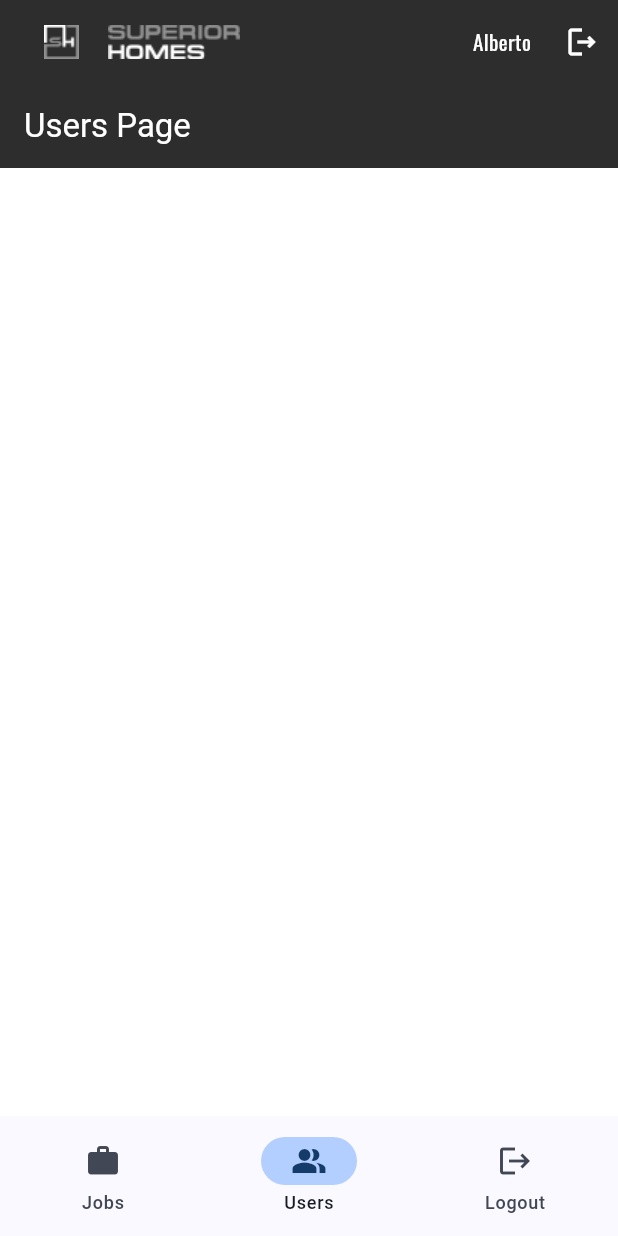
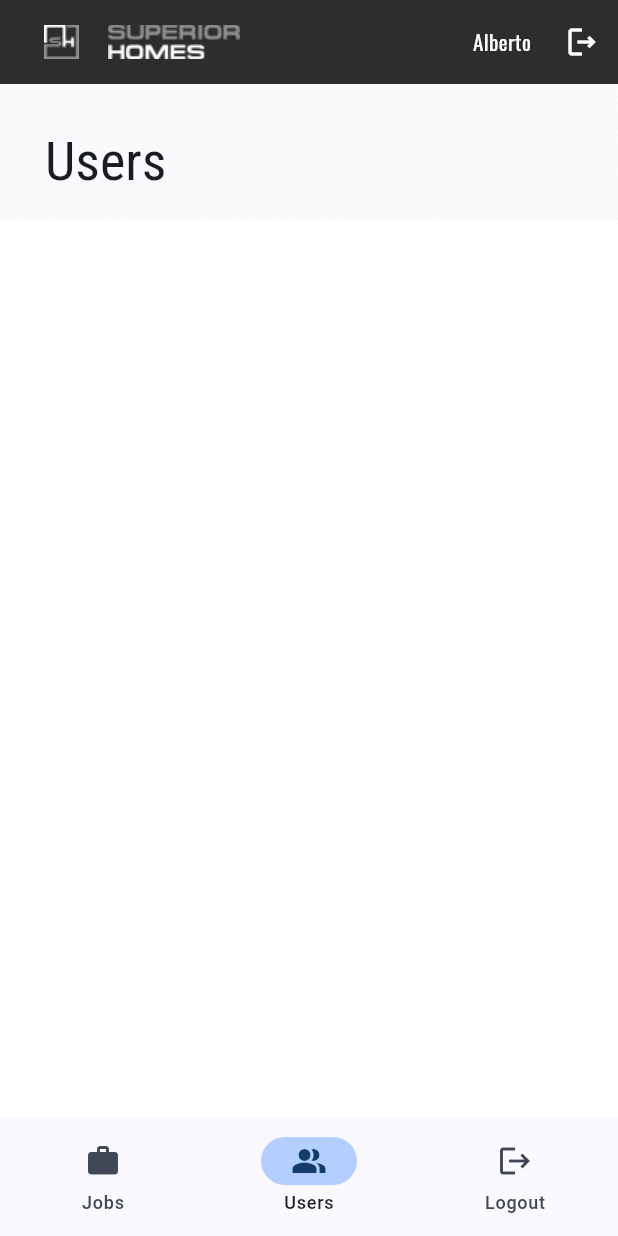
Before and after one commit to innovaciones-co/bflow-client, a Flutter app: the screen it shows after launch, item 2 of the bottom bar chosen, on a phone screen of 412 x 824 dp. Run offline on Flutter 3.47's test engine with Material 3 defaults, Android fonts, the phone set to English and light mode, and no system bars; our stand-ins replace equatable, go_router, google_fonts.

Commit message:
Improve navigation and basic styles

```diff
--- a/lib/src/core/routes/router.dart
+++ b/lib/src/core/routes/router.dart
@@ -2,7 +2,7 @@ import 'package:bflow_client/src/core/routes/routes.dart';
 import 'package:bflow_client/src/features/home/presentation/pages/home_page.dart';
 import 'package:bflow_client/src/features/jobs/presentation/pages/pages.dart';
 import 'package:bflow_client/src/features/login/presentation/pages/pages.dart';
-import 'package:bflow_client/src/features/users/presentation/pages/pages.dart';
+import 'package:bflow_client/src/features/users/presentation/pages/users_page.dart';
 import 'package:flutter/material.dart';
 import 'package:go_router/go_router.dart';
 
--- /dev/null
+++ b/lib/src/core/widgets/page_container_widget.dart
@@ -0,0 +1,44 @@
+import 'package:bflow_client/src/core/extensions/build_context_extensions.dart';
+import 'package:flutter/material.dart';
+
+class PageContainerWidget extends StatelessWidget {
+  const PageContainerWidget({super.key, required this.title, this.child});
+
+  final String title;
+  final Widget? child;
+
+  @override
+  Widget build(BuildContext context) {
+    return SizedBox(
+      width: double.infinity,
+      child: Stack(
+        children: [
+          Image.asset('assets/img/background.png'),
+          Padding(
+            padding: const EdgeInsets.all(30.0),
+            child: Column(
+              mainAxisAlignment: MainAxisAlignment.start,
+              crossAxisAlignment: CrossAxisAlignment.start,
+              children: [
+                Text(
+                  title,
+                  style: context.displaySmall,
+                ),
+                const SizedBox(
+                  height: 30,
+                ),
+                Expanded(
+                  child: SizedBox(
+                    width: double.infinity,
+                    height: double.infinity,
+                    child: child ?? const SizedBox.shrink(),
+                  ),
+                )
+              ],
+            ),
+          ),
+        ],
+      ),
+    );
+  }
+}
--- a/lib/src/features/home/presentation/pages/home_page.dart
+++ b/lib/src/features/home/presentation/pages/home_page.dart
@@ -1,5 +1,4 @@
 import 'package:bflow_client/src/core/extensions/build_context_extensions.dart';
-import 'package:bflow_client/src/core/routes/routes.dart';
 import 'package:flutter/material.dart';
 
 import '../widgets/adaptive_navigation.dart';
@@ -34,15 +33,11 @@ class HomePage extends StatelessWidget {
               .toList(),
           selectedIndex: currentIndex,
           onDestinationSelected: onSelected,
-          child: Column(
-            children: [
-              Expanded(
+          child: Expanded(
             child: _Switcher(
               key: _switcherKey,
               child: child,
             ),
-              ),
-            ],
           ),
         );
       },
@@ -60,11 +55,9 @@ class _Switcher extends StatelessWidget {
 
   @override
   Widget build(BuildContext context) {
-    return context.isDesktop
-        ? child
-        : AnimatedSwitcher(
+    return AnimatedSwitcher(
       key: key,
-            duration: const Duration(milliseconds: 200),
+      duration: const Duration(milliseconds: 300),
       switchInCurve: Curves.easeInOut,
       switchOutCurve: Curves.easeInOut,
       child: child,
--- a/lib/src/features/home/presentation/widgets/adaptive_navigation.dart
+++ b/lib/src/features/home/presentation/widgets/adaptive_navigation.dart
@@ -31,6 +31,8 @@ class _AdaptiveNavigationState extends State<AdaptiveNavigation> {
           return Scaffold(
             appBar: const AppBarWidget(),
             body: Row(
+              mainAxisAlignment: MainAxisAlignment.start,
+              crossAxisAlignment: CrossAxisAlignment.start,
               children: [
                 NavigationRail(
                   extended: isExtended,
@@ -50,8 +52,12 @@ class _AdaptiveNavigationState extends State<AdaptiveNavigation> {
                       .toList(),
                   selectedIndex: widget.selectedIndex,
                   onDestinationSelected: widget.onDestinationSelected,
+                  elevation: 1,
                 ),
-                Expanded(child: widget.child),
+                Expanded(
+                  flex: 3,
+                  child: widget.child,
+                ),
               ],
             ),
           );
--- a/lib/src/features/jobs/presentation/pages/pages.dart
+++ b/lib/src/features/jobs/presentation/pages/pages.dart
@@ -1,23 +1,12 @@
 import 'package:bflow_client/src/core/extensions/build_context_extensions.dart';
+import 'package:bflow_client/src/core/widgets/page_container_widget.dart';
 import 'package:flutter/material.dart';
 
 class JobsPage extends StatelessWidget {
-  const JobsPage({Key? key}) : super(key: key);
+  const JobsPage({super.key});
 
   @override
   Widget build(BuildContext context) {
-    return Padding(
-      padding: const EdgeInsets.all(30.0),
-      child: Column(
-        mainAxisAlignment: MainAxisAlignment.start,
-        crossAxisAlignment: CrossAxisAlignment.start,
-        children: [
-          Text(
-            "Jobs Page",
-            style: context.displaySmall,
-          ),
-        ],
-      ),
-    );
+    return const PageContainerWidget(title: "Jobs");
   }
 }
--- a/lib/src/features/users/presentation/pages/pages.dart
+++ /dev/null
@@ -1,14 +0,0 @@
-
-    import 'package:flutter/material.dart';
-    class UsersPage extends StatelessWidget {
-        const UsersPage({Key? key}) : super(key: key);
-
-        @override
-        Widget build(BuildContext context) {
-          return Scaffold(
-            appBar: AppBar(
-              title: Text('Users Page'),
-            ),
-            );
-            }
-        }
--- /dev/null
+++ b/lib/src/features/users/presentation/pages/users_page.dart
@@ -0,0 +1,11 @@
+import 'package:bflow_client/src/core/widgets/page_container_widget.dart';
+import 'package:flutter/material.dart';
+
+class UsersPage extends StatelessWidget {
+  const UsersPage({super.key});
+
+  @override
+  Widget build(BuildContext context) {
+    return const PageContainerWidget(title: 'Users');
+  }
+}
```
Lines whose indentation alone changed are shown as unchanged.
